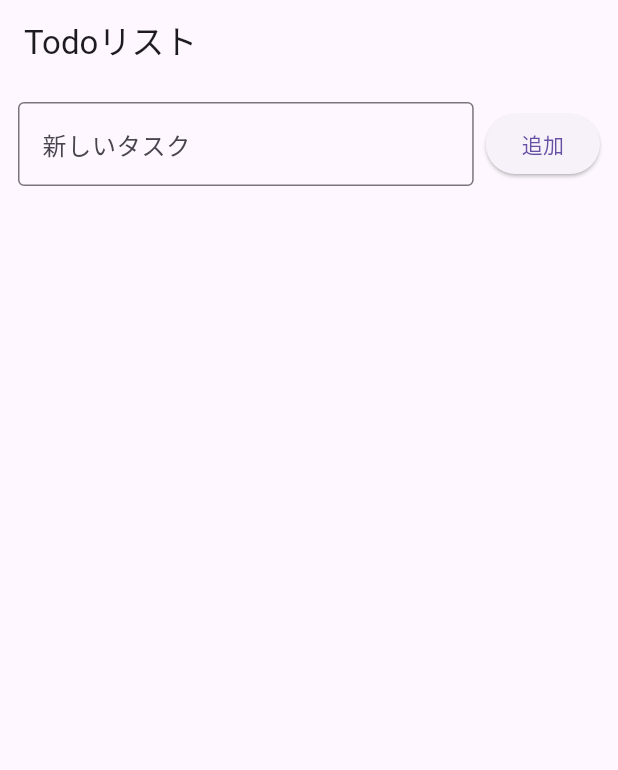
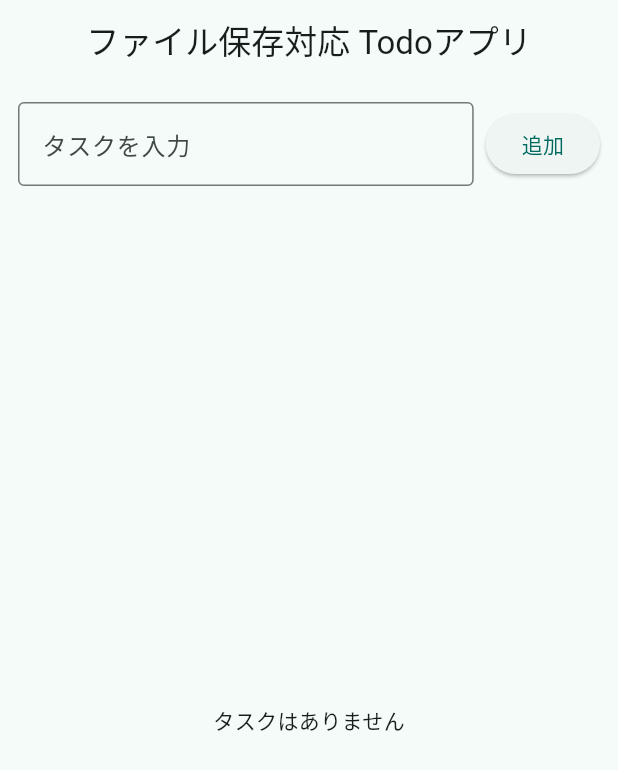
Before and after one commit to f24aa005/test, a Flutter app: the screen it shows after launch, after a tap on "追加", on a phone screen of 412 x 824 dp. Shown: the top 770 px of the screen. Run offline on Flutter 3.47's test engine with Material 3 defaults, Android fonts, the phone set to English and light mode, and no system bars.

Commit message:
Todoアプリのファイル保存機能の追加

```diff
--- a/sample/lib/main.dart
+++ b/sample/lib/main.dart
@@ -1,7 +1,29 @@
+import 'dart:convert';
+import 'dart:io';
 import 'package:flutter/material.dart';
+import 'package:path_provider/path_provider.dart';
 
 void main() {
   runApp(const MyApp());
+}
+
+class TodoItem {
+  String title;
+  bool isDone;
+
+  TodoItem({required this.title, this.isDone = false});
+
+  Map<String, dynamic> toJson() => {
+        'title': title,
+        'isDone': isDone,
+      };
+
+  static TodoItem fromJson(Map<String, dynamic> json) {
+    return TodoItem(
+      title: json['title'],
+      isDone: json['isDone'],
+    );
+  }
 }
 
 class MyApp extends StatelessWidget {
@@ -10,63 +32,96 @@ class MyApp extends StatelessWidget {
   @override
   Widget build(BuildContext context) {
     return MaterialApp(
-      title: 'Todoアプリ',
+      title: 'Todoファイル保存版',
       theme: ThemeData(
-        primarySwatch: Colors.blue,
+        useMaterial3: true,
+        colorScheme: ColorScheme.fromSeed(seedColor: Colors.teal),
       ),
-      home: const TodoPage(),
+      home: const TodoHomePage(),
     );
   }
 }
 
-class TodoPage extends StatefulWidget {
-  const TodoPage({super.key});
+class TodoHomePage extends StatefulWidget {
+  const TodoHomePage({super.key});
 
   @override
-  State<TodoPage> createState() => _TodoPageState();
+  State<TodoHomePage> createState() => _TodoHomePageState();
 }
 
-class _TodoPageState extends State<TodoPage> {
+class _TodoHomePageState extends State<TodoHomePage> {
   final TextEditingController _controller = TextEditingController();
-  final List<Map<String, dynamic>> _tasks = [];
+  List<TodoItem> _tasks = [];
+  late File _file;
+
+  @override
+  void initState() {
+    super.initState();
+    _loadFile().then((_) => _loadTasks());
+  }
+
+  Future<void> _loadFile() async {
+    final directory = await getApplicationDocumentsDirectory();
+    _file = File('${directory.path}/todo.json');
+  }
+
+  Future<void> _loadTasks() async {
+    if (await _file.exists()) {
+      final contents = await _file.readAsString();
+      final List<dynamic> jsonList = json.decode(contents);
+      setState(() {
+        _tasks = jsonList.map((e) => TodoItem.fromJson(e)).toList();
+      });
+    }
+  }
+
+  Future<void> _saveTasks() async {
+    final jsonList = _tasks.map((e) => e.toJson()).toList();
+    await _file.writeAsString(json.encode(jsonList));
+  }
 
   void _addTask() {
-    if (_controller.text.isEmpty) return;
+    final text = _controller.text.trim();
+    if (text.isEmpty) return;
     setState(() {
-      _tasks.add({'title': _controller.text, 'done': false});
+      _tasks.add(TodoItem(title: text));
       _controller.clear();
     });
+    _saveTasks();
   }
 
-  void _toggleDone(int index) {
+  void _toggleTask(int index) {
     setState(() {
-      _tasks[index]['done'] = !_tasks[index]['done'];
+      _tasks[index].isDone = !_tasks[index].isDone;
     });
+    _saveTasks();
   }
 
   void _deleteTask(int index) {
     setState(() {
       _tasks.removeAt(index);
     });
+    _saveTasks();
   }
 
   @override
   Widget build(BuildContext context) {
     return Scaffold(
       appBar: AppBar(
-        title: const Text('Todoリスト'),
+        title: const Text('ファイル保存対応 Todoアプリ'),
+        centerTitle: true,
       ),
       body: Column(
         children: [
           Padding(
-            padding: const EdgeInsets.all(12),
+            padding: const EdgeInsets.all(12.0),
             child: Row(
               children: [
                 Expanded(
                   child: TextField(
                     controller: _controller,
                     decoration: const InputDecoration(
-                      labelText: '新しいタスク',
+                      hintText: 'タスクを入力',
                       border: OutlineInputBorder(),
                     ),
                   ),
@@ -80,21 +135,23 @@ class _TodoPageState extends State<TodoPage> {
             ),
           ),
           Expanded(
-            child: ListView.builder(
+            child: _tasks.isEmpty
+                ? const Center(child: Text('タスクはありません'))
+                : ListView.builder(
                     itemCount: _tasks.length,
                     itemBuilder: (context, index) {
                       final task = _tasks[index];
                       return ListTile(
                         leading: Checkbox(
-                    value: task['done'],
-                    onChanged: (value) => _toggleDone(index),
+                          value: task.isDone,
+                          onChanged: (_) => _toggleTask(index),
                         ),
                         title: Text(
-                    task['title'],
+                          task.title,
                           style: TextStyle(
-                      decoration: task['done']
+                            decoration: task.isDone
                                 ? TextDecoration.lineThrough
-                          : TextDecoration.none,
+                                : null,
                           ),
                         ),
                         trailing: IconButton(
--- a/sample/pubspec.yaml
+++ b/sample/pubspec.yaml
@@ -30,7 +30,7 @@ environment:
 dependencies:
   flutter:
     sdk: flutter
-
+  path_provider: ^2.1.2
   # The following adds the Cupertino Icons font to your application.
   # Use with the CupertinoIcons class for iOS style icons.
   cupertino_icons: ^1.0.8
```
Also changed, not shown: sample/pubspec.lock, 1 other file. Lines whose indentation alone changed are shown as unchanged.
